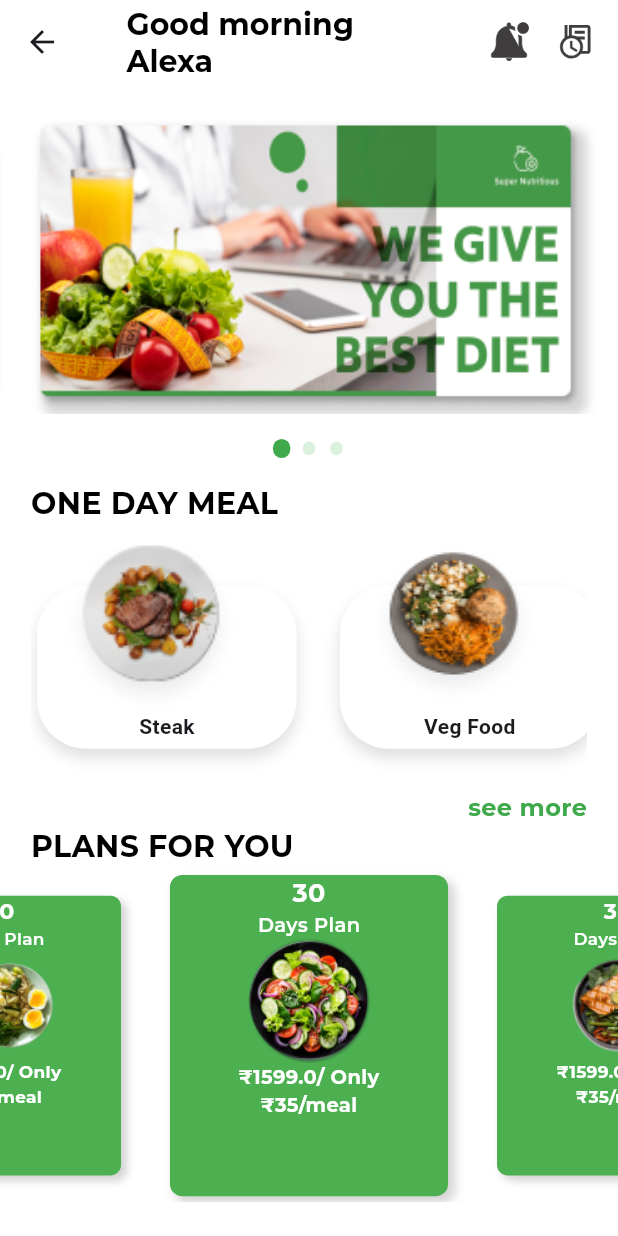
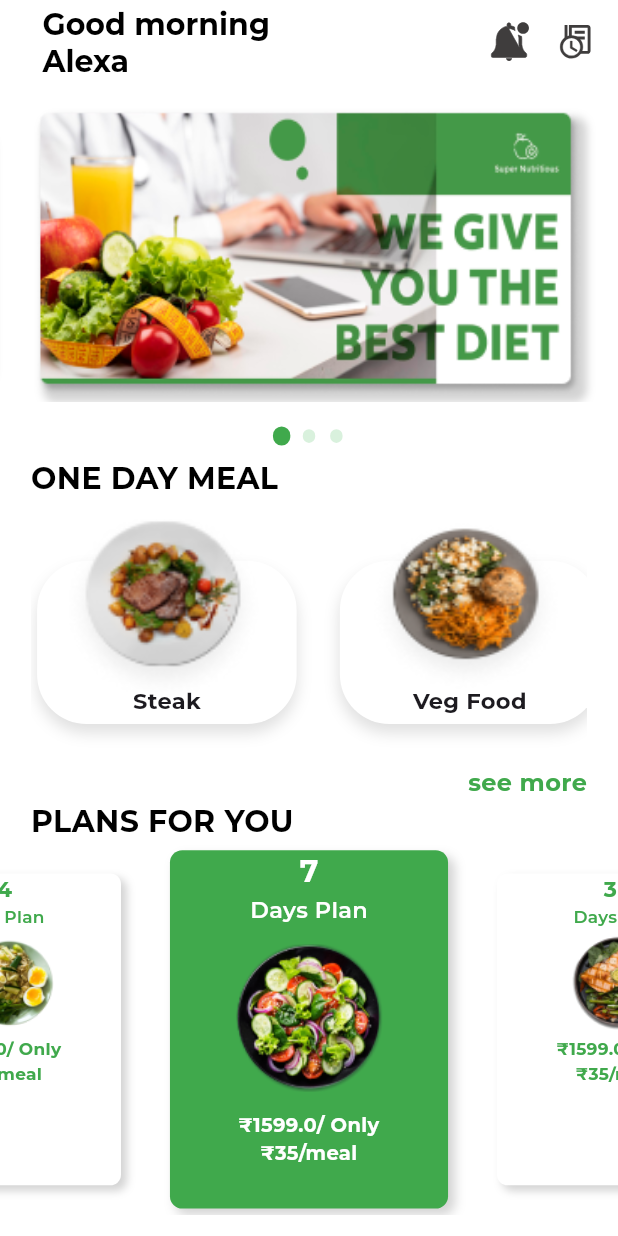
Before and after one commit to haznnnnna/messmate_user, a Flutter app: the HomeScreen screen opened directly, on a phone screen of 412 x 824 dp. Run offline on Flutter 3.47's test engine with Material 3 defaults, Android fonts, the phone set to English and light mode, and no system bars; drawn by our look-alikes of carousel_slider, smooth_page_indicator; our stand-ins replace firebase_core, flutter_svg, google_fonts, google_nav_bar, intl_phone_field, introduction_screen and 1 more; accounts and stored records are empty.

Commit message:
homescreen

```diff
--- a/lib/feature/homescreen/home_screen.dart
+++ b/lib/feature/homescreen/home_screen.dart
@@ -36,7 +36,7 @@ class _HomeScreenState extends State<HomeScreen> {
 
    List items = [
     {
-      'title': '30',
+      'title': '7',
       'caption':'Days Plan',
       'subtitle': '\u{20B9}${1599.00}/ Only\n\u{20B9}${35}/meal',
       'image': 'assets/images/plans1.png',
@@ -50,7 +50,7 @@ class _HomeScreenState extends State<HomeScreen> {
       // 'backgroundColor': Colors.green.shade100,
     },
     {
-      'title': '30',
+      'title': '14',
       'caption':'Days Plan',
       'subtitle': '\u{20B9}${1599.00}/ Only\n\u{20B9}${35}/meal',
       'image': 'assets/images/plans3.png',
@@ -115,7 +115,7 @@ class _HomeScreenState extends State<HomeScreen> {
                               color: Color((0xff444444))
                                   .withOpacity(0.23),
                               // spreadRadius: 1,
-                              blurRadius: 5,
+                              blurRadius: 4,
                               offset: Offset(4, 4))
                         ]
                     ),
@@ -133,7 +133,7 @@ class _HomeScreenState extends State<HomeScreen> {
                     dotWidth: width*0.02
                 ),
               ),
-              SizedBox(height: height*0.02,),
+              SizedBox(height: height*0.01,),
               Padding(
                 padding: EdgeInsets.only(
                   left: width*0.05
@@ -185,12 +185,12 @@ class _HomeScreenState extends State<HomeScreen> {
                           top: -6,
                           left: 16,
                           child: Container(
-                            height: 120,
-                            width: 120,
+                            height: height*0.155,
+                            width: width*0.33,
                             decoration: BoxDecoration(
                               shape: BoxShape.circle,
                               image: DecorationImage(
-                                image: AssetImage(meals[index]['image']),
+                                image: AssetImage(meals[index]['image'],),
                                 fit: BoxFit.fill,
                               ),
                             ),
@@ -200,9 +200,9 @@ class _HomeScreenState extends State<HomeScreen> {
                         Positioned(
                           bottom: 33,
                           child: Text(meals[index]['title'],
-                            style: TextStyle(
-                              fontSize: 14,
-                              fontWeight: FontWeight.w700,
+                            style: GoogleFonts.montserrat(
+                              fontSize: 15,
+                              fontWeight: FontWeight.bold,
                             ),
                           ),
                         ),
@@ -251,21 +251,26 @@ class _HomeScreenState extends State<HomeScreen> {
                   ),
                   viewportFraction: 0.5,
                   aspectRatio: 16 / 9,
-                  height: height*0.27,
+                  height: height*0.3,
+                  // autoPlay: true,
                   enlargeCenterPage: true,
                   onPageChanged: (index, reason) {
                     setState(() {
-                      selectIndex=index;
+                      selectPlans=index;
                     });
                   },
                 ) ,
                 itemBuilder: (BuildContext context, int index, int realIndex) {
+                  final item = items[index];
+                  final isActive = index == selectPlans;
                   return Container(
                     height: height*0.3,
                     width: width*0.45,
                     margin: EdgeInsets.all(width*0.01),
                     decoration: BoxDecoration(
-                        color: Colors.green,
+                        color: isActive
+                            ? ColorConstant.primaryColor
+                            : ColorConstant.whiteColor,
                         borderRadius: BorderRadius.circular(width*0.02),
                         boxShadow: [
                           BoxShadow(
@@ -281,20 +286,27 @@ class _HomeScreenState extends State<HomeScreen> {
                         children: [
                           Text(items[index]['title'], style: GoogleFonts.montserrat(
                               fontWeight: FontWeight.w700,
-                              fontSize: 17,
-                              color:ColorConstant.whiteColor
+                              fontSize:isActive? 20:17,
+                            color: isActive
+                                ? ColorConstant.whiteColor
+                                : ColorConstant.primaryColor,
                           )),
                           Text(items[index]['caption'], style: GoogleFonts.montserrat(
                               fontWeight: FontWeight.w600,
-                              fontSize: 13,
-                              color:ColorConstant.whiteColor
+                            fontSize:isActive? 15:13,
+                            color: isActive
+                                ? ColorConstant.whiteColor
+                                : ColorConstant.primaryColor,
                           )),
-                          Image(image: AssetImage(items[index]['image']),height: height*0.1,),
+                          Image(image: AssetImage(items[index]['image']),
+                            height:isActive? height*0.15:height*0.1,),
                           Text(items[index]['subtitle'],
                               textAlign: TextAlign.center, style: GoogleFonts.montserrat(
                               fontWeight: FontWeight.w700,
                               fontSize: 13,
-                              color:ColorConstant.whiteColor
+                                color: isActive
+                                    ? ColorConstant.whiteColor
+                                    : ColorConstant.primaryColor,
                           )),
                           // Text('\u{20B9}${35}/meal', style: GoogleFonts.montserrat(
                           //     fontWeight: FontWeight.w600,
--- a/lib/main.dart
+++ b/lib/main.dart
@@ -3,6 +3,7 @@ import 'package:firebase_core/firebase_core.dart';
 import 'package:flutter/material.dart';
 
 import 'core/localvariables.dart';
+import 'feature/homescreen/home_screen.dart';
 import 'feature/splashscreen/splashcreen.dart';
 import 'firebase_options.dart';
 
@@ -22,7 +23,7 @@ class MyApp extends StatelessWidget {
     width=MediaQuery.of(context).size.width;
     return const MaterialApp(
       debugShowCheckedModeBanner: false,
-      home: SplashScreen(),
+      home: HomeScreen(),
     );
   }
 }
```
Also changed, not shown: pubspec.lock.
